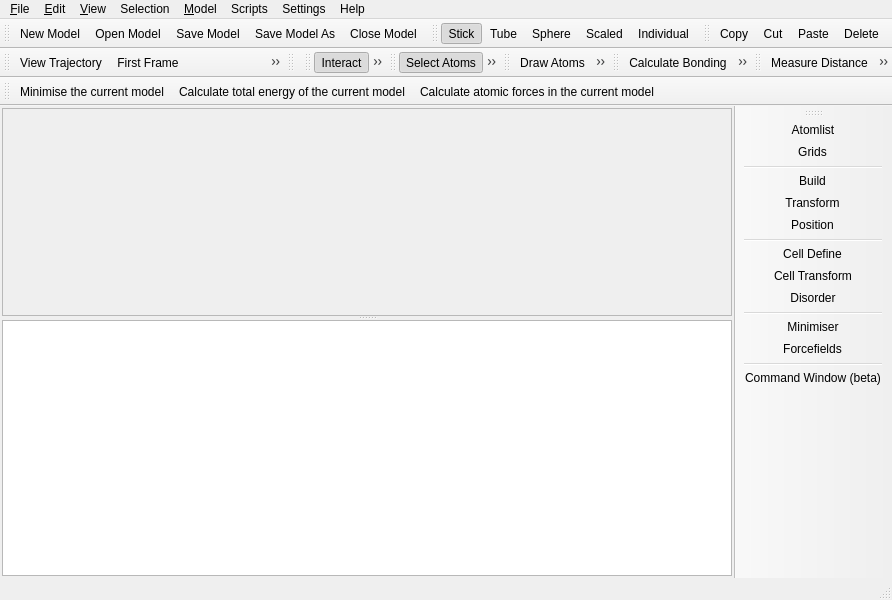
trisyoungs/aten, file trunk/src/gui/mainwindow.ui: the form before one commit.
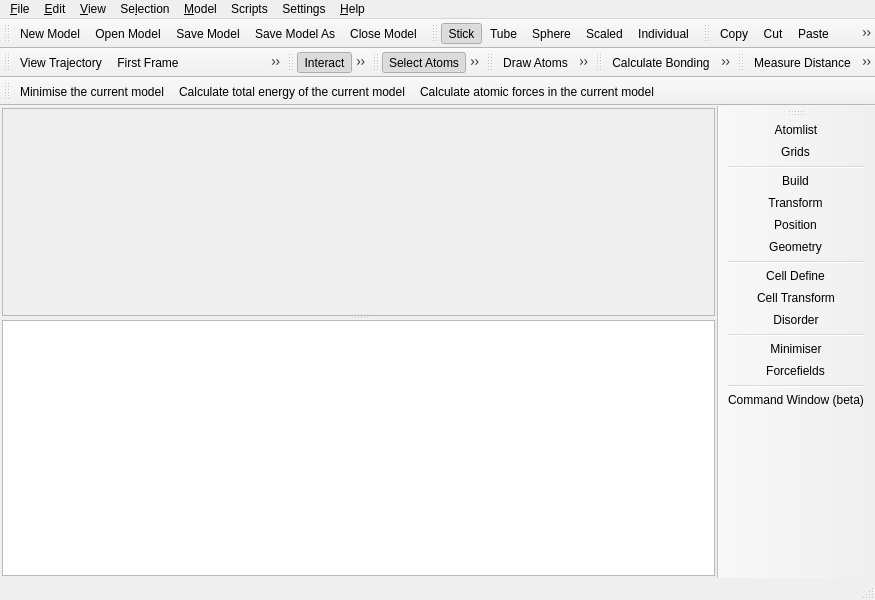
The form after the commit. Icons and pictures are not drawn. Custom widgets are drawn as their Qt base class.

Commit message: Removed prefs.commandHistoryLimit(). Removed old Command toolbar. Updated Command window - now populated with command history. Added Geometry window to edit bonds, angles, and torsions, and added context menu functions to match. Added 'printf' function to Dnchar.

Diff of the .ui file:
```diff
--- a/trunk/src/gui/mainwindow.ui
+++ b/trunk/src/gui/mainwindow.ui
@@ -41,17 +41,9 @@
   <property name="dockNestingEnabled" >
    <bool>false</bool>
   </property>
-  <widget class="QWidget" name="MainWindowLayout" >
-   <property name="geometry" >
-    <rect>
-     <x>0</x>
-     <y>125</y>
-     <width>765</width>
-     <height>452</height>
-    </rect>
-   </property>
-   <layout class="QHBoxLayout" >
-    <property name="spacing" >
+  <widget class="QWidget" name="MainWindowLayout">
+   <layout class="QHBoxLayout">
+    <property name="spacing">
      <number>4</number>
     </property>
     <property name="margin" >
@@ -149,25 +141,25 @@
     </item>
    </layout>
   </widget>
-  <widget class="QMenuBar" name="MainWindowMenuBar" >
-   <property name="geometry" >
+  <widget class="QMenuBar" name="MainWindowMenuBar">
+   <property name="geometry">
     <rect>
      <x>0</x>
      <y>0</y>
      <width>800</width>
-     <height>23</height>
+     <height>22</height>
     </rect>
    </property>
-   <widget class="QMenu" name="ToolsMenu" >
-    <property name="title" >
+   <widget class="QMenu" name="ToolsMenu">
+    <property name="title">
      <string>Settings</string>
     </property>
     <addaction name="actionPreferences" />
     <addaction name="separator" />
     <addaction name="actionReloadFilters" />
    </widget>
-   <widget class="QMenu" name="FileMenu" >
-    <property name="title" >
+   <widget class="QMenu" name="FileMenu">
+    <property name="title">
      <string>&amp;File</string>
     </property>
     <widget class="QMenu" name="RecentMenu" >
@@ -193,8 +185,8 @@
     <addaction name="separator" />
     <addaction name="actionFileQuit" />
    </widget>
-   <widget class="QMenu" name="EditMenu" >
-    <property name="title" >
+   <widget class="QMenu" name="EditMenu">
+    <property name="title">
      <string>&amp;Edit</string>
     </property>
     <addaction name="actionEditUndo" />
@@ -211,8 +203,8 @@
     <addaction name="actionEditSelectAll" />
     <addaction name="actionEditSelectNone" />
    </widget>
-   <widget class="QMenu" name="ViewMenu" >
-    <property name="title" >
+   <widget class="QMenu" name="ViewMenu">
+    <property name="title">
      <string>&amp;View</string>
     </property>
     <widget class="QMenu" name="menuSetView" >
@@ -265,15 +257,15 @@
     <addaction name="actionViewModel" />
     <addaction name="actionViewTrajectory" />
    </widget>
-   <widget class="QMenu" name="ScriptsMenu" >
-    <property name="title" >
+   <widget class="QMenu" name="ScriptsMenu">
+    <property name="title">
      <string>Scripts</string>
     </property>
     <addaction name="actionLoadScript" />
     <addaction name="separator" />
    </widget>
-   <widget class="QMenu" name="ModelMenu" >
-    <property name="title" >
+   <widget class="QMenu" name="ModelMenu">
+    <property name="title">
      <string>&amp;Model</string>
     </property>
     <widget class="QMenu" name="menuMeasurements" >
@@ -303,9 +295,9 @@
     <addaction name="separator" />
     <addaction name="menuMeasurements" />
    </widget>
-   <widget class="QMenu" name="AtomContextMenu" >
-    <property name="title" >
-     <string>Selection</string>
+   <widget class="QMenu" name="AtomContextMenu">
+    <property name="title">
+     <string>Se&amp;lection</string>
     </property>
     <widget class="QMenu" name="AtomLabelsMenu" >
      <property name="title" >
@@ -343,44 +335,27 @@
     <addaction name="actionEditPaste" />
     <addaction name="actionEditDelete" />
    </widget>
-   <widget class="QMenu" name="menuHelp" >
-    <property name="title" >
-     <string>Help</string>
+   <widget class="QMenu" name="menuHelp">
+    <property name="title">
+     <string>&amp;Help</string>
     </property>
     <addaction name="actionAboutAten" />
     <addaction name="actionAboutQt" />
     <addaction name="separator" />
     <addaction name="actionCommandHelp" />
    </widget>
-   <addaction name="FileMenu" />
-   <addaction name="EditMenu" />
-   <addaction name="ViewMenu" />
-   <addaction name="AtomContextMenu" />
-   <addaction name="ModelMenu" />
-   <addaction name="ScriptsMenu" />
-   <addaction name="ToolsMenu" />
-   <addaction name="menuHelp" />
+   <addaction name="FileMenu"/>
+   <addaction name="EditMenu"/>
+   <addaction name="ViewMenu"/>
+   <addaction name="AtomContextMenu"/>
+   <addaction name="ModelMenu"/>
+   <addaction name="ScriptsMenu"/>
+   <addaction name="ToolsMenu"/>
+   <addaction name="menuHelp"/>
   </widget>
-  <widget class="QStatusBar" name="MainWindowStatusBar" >
-   <property name="geometry" >
-    <rect>
-     <x>0</x>
-     <y>577</y>
-     <width>800</width>
-     <height>23</height>
-    </rect>
-   </property>
-  </widget>
-  <widget class="QToolBar" name="FileToolbar" >
-   <property name="geometry" >
-    <rect>
-     <x>0</x>
-     <y>23</y>
-     <width>149</width>
-     <height>34</height>
-    </rect>
-   </property>
-   <property name="windowTitle" >
+  <widget class="QStatusBar" name="MainWindowStatusBar"/>
+  <widget class="QToolBar" name="FileToolbar">
+   <property name="windowTitle">
     <string>File / Model</string>
    </property>
    <property name="orientation" >
@@ -440,16 +415,8 @@
    <addaction name="actionStyleScaled" />
    <addaction name="actionStyleIndividual" />
   </widget>
-  <widget class="QToolBar" name="EditToolbar" >
-   <property name="geometry" >
-    <rect>
-     <x>298</x>
-     <y>23</y>
-     <width>129</width>
-     <height>34</height>
-    </rect>
-   </property>
-   <property name="windowTitle" >
+  <widget class="QToolBar" name="EditToolbar">
+   <property name="windowTitle">
     <string>Edit</string>
    </property>
    <property name="orientation" >
@@ -467,10 +434,10 @@
    <attribute name="toolBarBreak" >
     <bool>false</bool>
    </attribute>
-   <addaction name="actionEditCopy" />
-   <addaction name="actionEditCut" />
-   <addaction name="actionEditPaste" />
-   <addaction name="actionEditDelete" />
+   <addaction name="actionEditCopy"/>
+   <addaction name="actionEditCut"/>
+   <addaction name="actionEditPaste"/>
+   <addaction name="actionEditDelete"/>
   </widget>
   <widget class="QToolBar" name="TrajectoryToolbar" >
    <property name="geometry" >
@@ -512,44 +479,8 @@
    <addaction name="actionTrajectoryNextFrame" />
    <addaction name="actionTrajectoryLastFrame" />
   </widget>
-  <widget class="QToolBar" name="CommandToolbar" >
-   <property name="geometry" >
-    <rect>
-     <x>176</x>
-     <y>91</y>
-     <width>14</width>
-     <height>34</height>
-    </rect>
-   </property>
-   <property name="windowTitle" >
-    <string>Command Prompt</string>
-   </property>
-   <property name="orientation" >
-    <enum>Qt::Horizontal</enum>
-   </property>
-   <property name="iconSize" >
-    <size>
-     <width>20</width>
-     <height>20</height>
-    </size>
-   </property>
-   <attribute name="toolBarArea" >
-    <enum>TopToolBarArea</enum>
-   </attribute>
-   <attribute name="toolBarBreak" >
-    <bool>false</bool>
-   </attribute>
-  </widget>
-  <widget class="QToolBar" name="MouseToolbar" >
-   <property name="geometry" >
-    <rect>
-     <x>427</x>
-     <y>23</y>
-     <width>95</width>
-     <height>34</height>
-    </rect>
-   </property>
-   <property name="windowTitle" >
+  <widget class="QToolBar" name="MouseToolbar">
+   <property name="windowTitle">
     <string>Mouse</string>
    </property>
    <property name="orientation" >
@@ -567,20 +498,12 @@
    <attribute name="toolBarBreak" >
     <bool>false</bool>
    </attribute>
-   <addaction name="actionMouseInteract" />
-   <addaction name="actionMouseRotate" />
-   <addaction name="actionMouseTranslate" />
+   <addaction name="actionMouseInteract"/>
+   <addaction name="actionMouseRotate"/>
+   <addaction name="actionMouseTranslate"/>
   </widget>
-  <widget class="QToolBar" name="SelectToolbar" >
-   <property name="geometry" >
-    <rect>
-     <x>112</x>
-     <y>57</y>
-     <width>213</width>
-     <height>34</height>
-    </rect>
-   </property>
-   <property name="windowTitle" >
+  <widget class="QToolBar" name="SelectToolbar">
+   <property name="windowTitle">
     <string>Select</string>
    </property>
    <property name="orientation" >
@@ -598,25 +521,17 @@
    <attribute name="toolBarBreak" >
     <bool>false</bool>
    </attribute>
-   <addaction name="actionSelectAtoms" />
-   <addaction name="actionSelectMolecules" />
-   <addaction name="actionSelectElement" />
-   <addaction name="separator" />
-   <addaction name="actionEditSelectExpand" />
-   <addaction name="actionEditSelectAll" />
-   <addaction name="actionEditSelectNone" />
-   <addaction name="actionEditInvert" />
+   <addaction name="actionSelectAtoms"/>
+   <addaction name="actionSelectMolecules"/>
+   <addaction name="actionSelectElement"/>
+   <addaction name="separator"/>
+   <addaction name="actionEditSelectExpand"/>
+   <addaction name="actionEditSelectAll"/>
+   <addaction name="actionEditSelectNone"/>
+   <addaction name="actionEditInvert"/>
   </widget>
-  <widget class="QToolBar" name="DrawToolbar" >
-   <property name="geometry" >
-    <rect>
-     <x>190</x>
-     <y>91</y>
-     <width>610</width>
-     <height>34</height>
-    </rect>
-   </property>
-   <property name="windowTitle" >
+  <widget class="QToolBar" name="DrawToolbar">
+   <property name="windowTitle">
     <string>Build</string>
    </property>
    <property name="orientation" >
@@ -628,35 +543,27 @@
    <attribute name="toolBarBreak" >
     <bool>false</bool>
    </attribute>
-   <addaction name="actionDrawAtom" />
-   <addaction name="actionDrawChain" />
-   <addaction name="actionDeleteAtom" />
-   <addaction name="actionTransmuteAtom" />
-   <addaction name="separator" />
-   <addaction name="actionAddHydrogen" />
-   <addaction name="actionAddHydrogenAtom" />
-   <addaction name="separator" />
-   <addaction name="actionElementH" />
-   <addaction name="actionElementC" />
-   <addaction name="actionElementN" />
-   <addaction name="actionSelectCustomElement" />
-   <addaction name="actionElementCustom" />
-   <addaction name="separator" />
-   <addaction name="actionBondSingle" />
-   <addaction name="actionBondDouble" />
-   <addaction name="actionBondTriple" />
-   <addaction name="actionDeleteBond" />
+   <addaction name="actionDrawAtom"/>
+   <addaction name="actionDrawChain"/>
+   <addaction name="actionDeleteAtom"/>
+   <addaction name="actionTransmuteAtom"/>
+   <addaction name="separator"/>
+   <addaction name="actionAddHydrogen"/>
+   <addaction name="actionAddHydrogenAtom"/>
+   <addaction name="separator"/>
+   <addaction name="actionElementH"/>
+   <addaction name="actionElementC"/>
+   <addaction name="actionElementN"/>
+   <addaction name="actionSelectCustomElement"/>
+   <addaction name="actionElementCustom"/>
+   <addaction name="separator"/>
+   <addaction name="actionBondSingle"/>
+   <addaction name="actionBondDouble"/>
+   <addaction name="actionBondTriple"/>
+   <addaction name="actionDeleteBond"/>
   </widget>
-  <widget class="QToolBar" name="BondToolbar" >
-   <property name="geometry" >
-    <rect>
-     <x>522</x>
-     <y>23</y>
-     <width>278</width>
-     <height>34</height>
-    </rect>
-   </property>
-   <property name="windowTitle" >
+  <widget class="QToolBar" name="BondToolbar">
+   <property name="windowTitle">
     <string>Bonding</string>
    </property>
    <property name="orientation" >
@@ -668,23 +575,15 @@
    <attribute name="toolBarBreak" >
     <bool>false</bool>
    </attribute>
-   <addaction name="actionCalculateBonding" />
-   <addaction name="actionClearBonding" />
-   <addaction name="actionCalculateBondingSelection" />
-   <addaction name="actionClearBondingSelection" />
-   <addaction name="separator" />
-   <addaction name="actionAugmentBonding" />
+   <addaction name="actionCalculateBonding"/>
+   <addaction name="actionClearBonding"/>
+   <addaction name="actionCalculateBondingSelection"/>
+   <addaction name="actionClearBondingSelection"/>
+   <addaction name="separator"/>
+   <addaction name="actionAugmentBonding"/>
   </widget>
-  <widget class="QToolBar" name="MeasureToolbar" >
-   <property name="geometry" >
-    <rect>
-     <x>325</x>
-     <y>57</y>
-     <width>475</width>
-     <height>34</height>
-    </rect>
-   </property>
-   <property name="windowTitle" >
+  <widget class="QToolBar" name="MeasureToolbar">
+   <property name="windowTitle">
     <string>Measure</string>
    </property>
    <property name="orientation" >
@@ -696,25 +595,17 @@
    <attribute name="toolBarBreak" >
     <bool>false</bool>
    </attribute>
-   <addaction name="actionMeasureDistance" />
-   <addaction name="actionMeasureAngle" />
-   <addaction name="actionMeasureTorsion" />
-   <addaction name="separator" />
-   <addaction name="actionMeasureDistanceSelection" />
-   <addaction name="actionMeasureAngleSelection" />
-   <addaction name="actionMeasureTorsionSelection" />
-   <addaction name="actionMeasureClearAll" />
+   <addaction name="actionMeasureDistance"/>
+   <addaction name="actionMeasureAngle"/>
+   <addaction name="actionMeasureTorsion"/>
+   <addaction name="separator"/>
+   <addaction name="actionMeasureDistanceSelection"/>
+   <addaction name="actionMeasureAngleSelection"/>
+   <addaction name="actionMeasureTorsionSelection"/>
+   <addaction name="actionMeasureClearAll"/>
   </widget>
-  <widget class="QToolBar" name="ForcefieldsToolbar" >
-   <property name="geometry" >
-    <rect>
-     <x>0</x>
-     <y>57</y>
-     <width>112</width>
-     <height>34</height>
-    </rect>
-   </property>
-   <property name="windowTitle" >
+  <widget class="QToolBar" name="ForcefieldsToolbar">
+   <property name="windowTitle">
     <string>Forcefields</string>
    </property>
    <property name="orientation" >
@@ -726,20 +617,12 @@
    <attribute name="toolBarBreak" >
     <bool>true</bool>
    </attribute>
-   <addaction name="actionMinimise" />
-   <addaction name="actionCalculateEnergy" />
-   <addaction name="actionCalculateForces" />
+   <addaction name="actionMinimise"/>
+   <addaction name="actionCalculateEnergy"/>
+   <addaction name="actionCalculateForces"/>
   </widget>
-  <widget class="QToolBar" name="WindowToolbar" >
-   <property name="geometry" >
-    <rect>
-     <x>765</x>
-     <y>125</y>
-     <width>35</width>
-     <height>452</height>
-    </rect>
-   </property>
-   <property name="windowTitle" >
+  <widget class="QToolBar" name="WindowToolbar">
+   <property name="windowTitle">
     <string>Tool WIndows</string>
    </property>
    <property name="orientation" >
@@ -751,21 +634,22 @@
    <attribute name="toolBarBreak" >
     <bool>false</bool>
    </attribute>
-   <addaction name="actionAtomlistWindow" />
-   <addaction name="actionGridsWindow" />
-   <addaction name="separator" />
-   <addaction name="actionBuildWindow" />
-   <addaction name="actionTransformWindow" />
-   <addaction name="actionPositionWindow" />
-   <addaction name="separator" />
-   <addaction name="actionCellDefineWindow" />
-   <addaction name="actionCellTransformWindow" />
-   <addaction name="actionDisorderWindow" />
-   <addaction name="separator" />
-   <addaction name="actionMinimiserWindow" />
-   <addaction name="actionForcefieldsWindow" />
-   <addaction name="separator" />
-   <addaction name="actionCommandWindow" />
+   <addaction name="actionAtomlistWindow"/>
+   <addaction name="actionGridsWindow"/>
+   <addaction name="separator"/>
+   <addaction name="actionBuildWindow"/>
+   <addaction name="actionTransformWindow"/>
+   <addaction name="actionPositionWindow"/>
+   <addaction name="actionGeometryWindow"/>
+   <addaction name="separator"/>
+   <addaction name="actionCellDefineWindow"/>
+   <addaction name="actionCellTransformWindow"/>
+   <addaction name="actionDisorderWindow"/>
+   <addaction name="separator"/>
+   <addaction name="actionMinimiserWindow"/>
+   <addaction name="actionForcefieldsWindow"/>
+   <addaction name="separator"/>
+   <addaction name="actionCommandWindow"/>
   </widget>
   <action name="actionFileOpen" >
    <property name="icon" >
@@ -2315,8 +2199,35 @@
     <string>Command Window (beta)</string>
    </property>
   </action>
+  <action name="actionSetBondLength">
+   <property name="text">
+    <string>Set Bond Length</string>
+   </property>
+  </action>
+  <action name="actionSetBondAngle">
+   <property name="text">
+    <string>Set Bond Angle</string>
+   </property>
+  </action>
+  <action name="actionSetTorsionAngle">
+   <property name="text">
+    <string>Set Torsion Angle</string>
+   </property>
+  </action>
+  <action name="actionGeometryWindow">
+   <property name="checkable">
+    <bool>true</bool>
+   </property>
+   <property name="icon">
+    <iconset resource="icons.qrc">
+     <normaloff>:/stackicons/icons/stack_geometry.svg</normaloff>:/stackicons/icons/stack_geometry.svg</iconset>
+   </property>
+   <property name="text">
+    <string>Geometry</string>
+   </property>
+  </action>
  </widget>
- <layoutdefault spacing="0" margin="0" />
+ <layoutdefault spacing="0" margin="0"/>
  <customwidgets>
   <customwidget>
    <class>TTabBar</class>
```
Left out of the diff: 1741 changed lines with no effect on the pictures. The commit also changes 25 other files.
